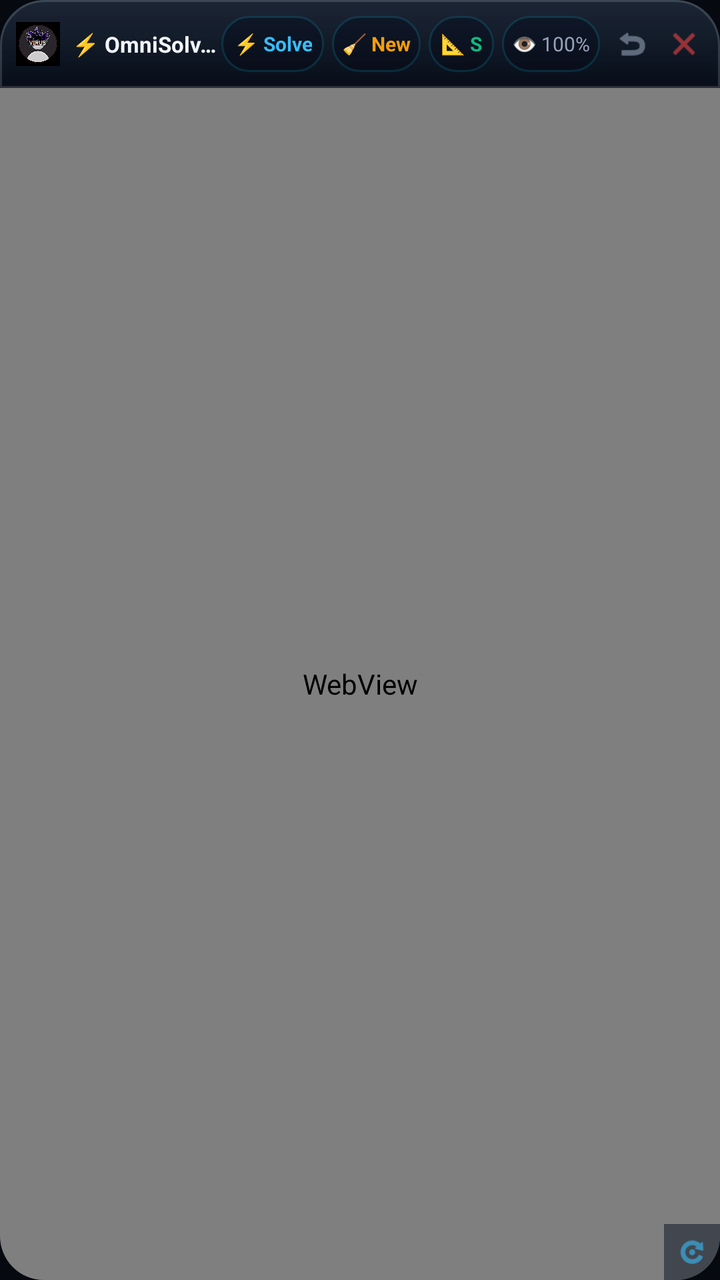
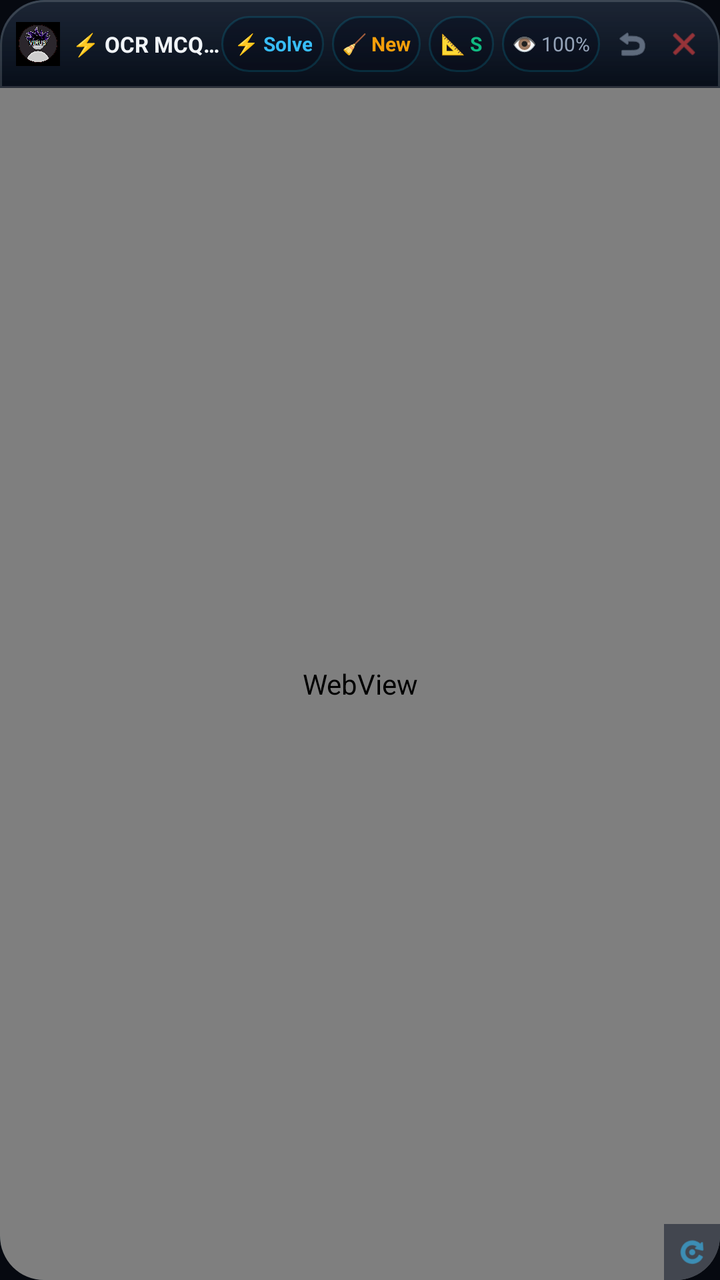

The first picture is an Android layout as it rendered before a commit; the second is the same layout after the commit. The layout source and the unified diff follow.
<!-- AndroidManifest.xml: application theme Theme.OmniSolveOverlay -->
<!-- res/layout/layout_floating_gemini_window.xml -->
<?xml version="1.0" encoding="utf-8"?>
<LinearLayout xmlns:android="http://schemas.android.com/apk/res/android"
    android:id="@+id/gemini_window_root"
    android:layout_width="match_parent"
    android:layout_height="match_parent"
    android:orientation="vertical"
    android:background="@drawable/bg_gemini_window"
    android:elevation="20dp"
    android:clipToOutline="true">

    
    <LinearLayout
        android:id="@+id/header_drag_area"
        android:layout_width="match_parent"
        android:layout_height="44dp"
        android:orientation="horizontal"
        android:gravity="center_vertical"
        android:background="@drawable/bg_gemini_header"
        android:paddingStart="8dp"
        android:paddingEnd="6dp">

        
        <ImageView
            android:layout_width="22dp"
            android:layout_height="22dp"
            android:src="@drawable/ic_virus_avatar"
            android:layout_marginEnd="6dp" />

        <TextView
            android:layout_width="0dp"
            android:layout_height="wrap_content"
            android:layout_weight="1"
            android:text="⚡ OmniSolve • virus_boss"
            android:textColor="#F1F5F9"
            android:textSize="11sp"
            android:textStyle="bold"
            android:ellipsize="end"
            android:singleLine="true" />

        
        <TextView
            android:id="@+id/btn_window_scan"
            android:layout_width="wrap_content"
            android:layout_height="28dp"
            android:background="@drawable/bg_chip_action"
            android:gravity="center"
            android:paddingStart="6dp"
            android:paddingEnd="6dp"
            android:text="⚡ Solve"
            android:textColor="#38BDF8"
            android:textSize="10sp"
            android:textStyle="bold"
            android:clickable="true"
            android:focusable="true"
            android:layout_marginEnd="4dp" />

        
        <TextView
            android:id="@+id/btn_window_new_chat"
            android:layout_width="wrap_content"
            android:layout_height="28dp"
            android:background="@drawable/bg_chip_action"
            android:gravity="center"
            android:paddingStart="5dp"
            android:paddingEnd="5dp"
            android:text="🧹 New"
            android:textColor="#F59E0B"
            android:textSize="10sp"
            android:textStyle="bold"
            android:clickable="true"
            android:focusable="true"
            android:layout_marginEnd="4dp" />

        
        <TextView
            android:id="@+id/btn_window_size"
            android:layout_width="wrap_content"
            android:layout_height="28dp"
            android:background="@drawable/bg_chip_action"
            android:gravity="center"
            android:paddingStart="6dp"
            android:paddingEnd="6dp"
            android:text="📐 S"
            android:textColor="#10B981"
            android:textSize="10sp"
            android:textStyle="bold"
            android:clickable="true"
            android:focusable="true"
            android:layout_marginEnd="4dp" />

        
        <TextView
            android:id="@+id/btn_window_opacity"
            android:layout_width="wrap_content"
            android:layout_height="28dp"
            android:background="@drawable/bg_chip_action"
            android:gravity="center"
            android:paddingStart="5dp"
            android:paddingEnd="5dp"
            android:text="👁 100%"
            android:textColor="#94A3B8"
            android:textSize="10sp"
            android:clickable="true"
            android:focusable="true"
            android:layout_marginEnd="4dp" />

        
        <ImageView
            android:id="@+id/btn_window_minimize"
            android:layout_width="24dp"
            android:layout_height="24dp"
            android:padding="3dp"
            android:src="@android:drawable/ic_menu_revert"
            android:tint="#94A3B8"
            android:clickable="true"
            android:focusable="true"
            android:layout_marginEnd="2dp" />

        
        <ImageView
            android:id="@+id/btn_window_close"
            android:layout_width="24dp"
            android:layout_height="24dp"
            android:padding="3dp"
            android:src="@android:drawable/ic_menu_close_clear_cancel"
            android:tint="#EF4444"
            android:clickable="true"
            android:focusable="true" />

    </LinearLayout>

    
    <ProgressBar
        android:id="@+id/web_progress_bar"
        style="?android:attr/progressBarStyleHorizontal"
        android:layout_width="match_parent"
        android:layout_height="2dp"
        android:indeterminate="false"
        android:max="100"
        android:progressDrawable="@android:drawable/progress_horizontal"
        android:visibility="gone" />

    
    <RelativeLayout
        android:layout_width="match_parent"
        android:layout_height="0dp"
        android:layout_weight="1">

        <WebView
            android:id="@+id/gemini_webview"
            android:layout_width="match_parent"
            android:layout_height="match_parent" />

        
        <FrameLayout
            android:id="@+id/btn_resize_grip"
            android:layout_width="28dp"
            android:layout_height="28dp"
            android:layout_alignParentEnd="true"
            android:layout_alignParentBottom="true"
            android:background="#991A2130"
            android:clickable="true"
            android:focusable="true">

            <ImageView
                android:layout_width="16dp"
                android:layout_height="16dp"
                android:layout_gravity="center"
                android:src="@android:drawable/ic_menu_rotate"
                android:tint="#38BDF8" />
        </FrameLayout>

    </RelativeLayout>

</LinearLayout>
<!-- resources referenced by this layout -->
<resources>
  <!-- drawable bg_chip_action (drawable) -->
  <?xml version="1.0" encoding="utf-8"?>
  <shape xmlns:android="http://schemas.android.com/apk/res/android"
      android:shape="rectangle">
      <gradient
          android:startColor="#CC0C1424"
          android:endColor="#CC080C18"
          android:angle="270" />
      <corners android:radius="14dp" />
      <stroke
          android:width="1dp"
          android:color="#2500D4FF" />
  </shape>
  <!-- drawable bg_gemini_header (drawable) -->
  <?xml version="1.0" encoding="utf-8"?>
  <layer-list xmlns:android="http://schemas.android.com/apk/res/android">
      
      <item>
          <shape android:shape="rectangle">
              <gradient
                  android:startColor="#F00A1424"
                  android:endColor="#F0060C18"
                  android:angle="270" />
              <corners
                  android:topLeftRadius="22dp"
                  android:topRightRadius="22dp" />
          </shape>
      </item>
      <item>
          <shape android:shape="rectangle">
              <gradient
                  android:startColor="#12FFFFFF"
                  android:endColor="#00FFFFFF"
                  android:angle="270" />
              <corners
                  android:topLeftRadius="22dp"
                  android:topRightRadius="22dp" />
          </shape>
      </item>
      <item>
          <shape android:shape="rectangle">
              <corners
                  android:topLeftRadius="22dp"
                  android:topRightRadius="22dp" />
              <stroke
                  android:width="1dp"
                  android:color="#25FFFFFF" />
          </shape>
      </item>
  </layer-list>
  <!-- drawable bg_gemini_window (drawable) -->
  <?xml version="1.0" encoding="utf-8"?>
  <layer-list xmlns:android="http://schemas.android.com/apk/res/android">
      
      <item>
          <shape android:shape="rectangle">
              <gradient
                  android:startColor="#F00D1424"
                  android:centerColor="#ED0A1020"
                  android:endColor="#F2060910"
                  android:angle="270" />
              <corners android:radius="22dp" />
          </shape>
      </item>
      <item>
          <shape android:shape="rectangle">
              <corners android:radius="22dp" />
              <stroke
                  android:width="1.2dp"
                  android:color="#3500D4FF" />
          </shape>
      </item>
  </layer-list>
  <!-- drawable ic_virus_avatar: png bitmap (drawable, 311361 bytes) -->
  <style name="Theme.OmniSolveOverlay" parent="Theme.MaterialComponents.DayNight.NoActionBar">
          <item name="colorPrimary">@color/accent_cyan</item>
          <item name="colorPrimaryDark">@color/bg_dark</item>
          <item name="colorSecondary">@color/accent_emerald</item>
          <item name="colorAccent">@color/accent_cyan</item>
          <item name="android:statusBarColor">@color/bg_dark</item>
          <item name="android:navigationBarColor">@color/bg_dark</item>
          <item name="android:windowBackground">@color/bg_dark</item>
          <item name="android:windowDrawsSystemBarBackgrounds">true</item>
          <item name="android:windowLightStatusBar">false</item>
          <item name="android:windowLightNavigationBar">false</item>
          <item name="android:forceDarkAllowed">false</item>
      </style>
  <color name="accent_cyan">#00D4FF</color>
  <color name="bg_dark">#060910</color>
  <color name="accent_emerald">#10B981</color>
</resources>

<!-- the commit's change to res/layout/layout_floating_gemini_window.xml (unified diff, before → after) -->
@@ -30,7 +30,7 @@
             android:layout_width="0dp"
             android:layout_height="wrap_content"
             android:layout_weight="1"
-            android:text="⚡ OmniSolve • virus_boss"
+            android:text="⚡ OCR MCQ Solver • virus_boss"
             android:textColor="#F1F5F9"
             android:textSize="11sp"
             android:textStyle="bold"
